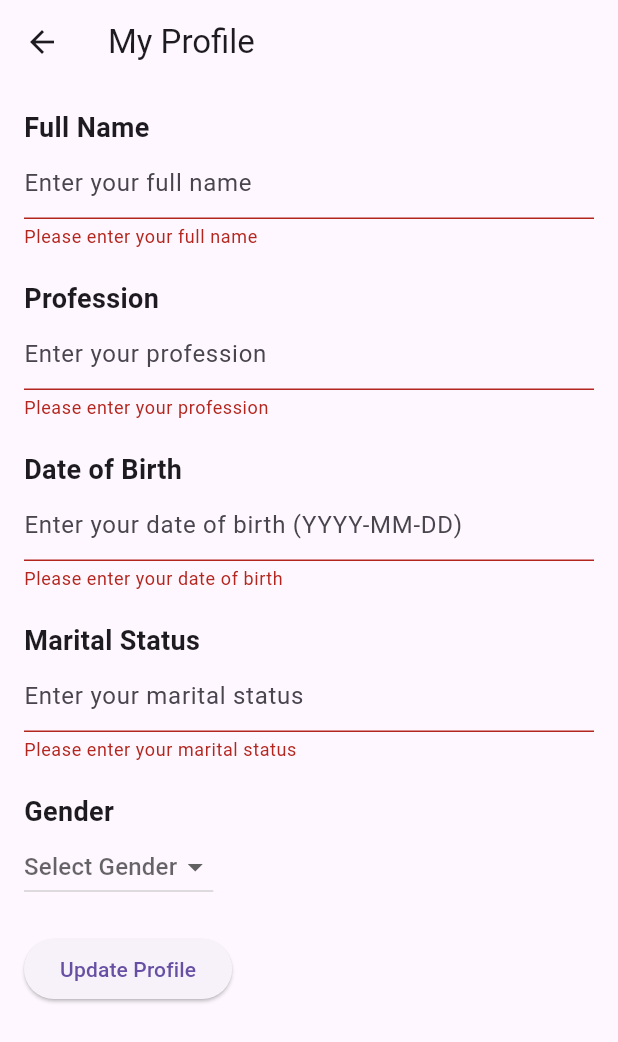
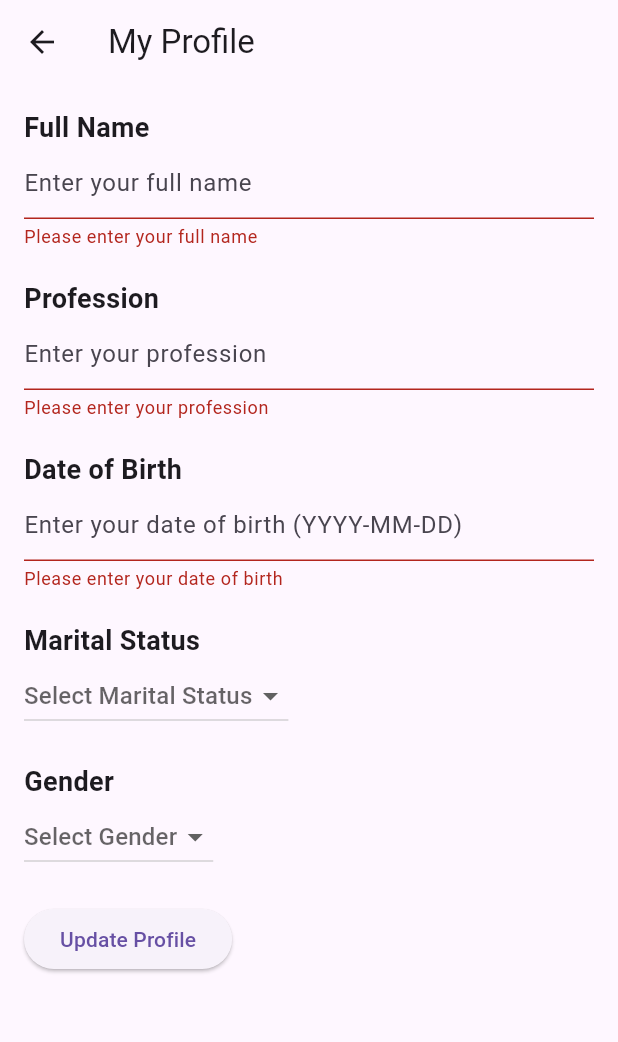
Before and after one commit to SUMAN-K-R/church-app-frontend, a Flutter app: the UserProfilePage screen opened directly with empty values, after a tap on "Update Profile", on a phone screen of 412 x 824 dp. Shown: the top 1042 px of the screen. Run offline on Flutter 3.47's test engine with Material 3 defaults, Android fonts, the phone set to English and light mode, and no system bars; our stand-ins replace another_flushbar, flutter_dotenv, shared_preferences; accounts and stored records are empty; network calls fail.

Commit message:
user profile frontend implemented

```diff
--- a/lib/user_page.dart
+++ b/lib/user_page.dart
@@ -147,8 +147,8 @@ class _UserPageState extends State<UserPage> {
                 _navigateToAddDonation();
               } else if (value == 'My Donations'){
                 _navigateToMyDonations();
-              } else if (value == 'Add News'){
-
+              } else if (value == 'My Profile'){
+                _navigateToMyProfile();
               }
             },
             itemBuilder: (BuildContext context) {
@@ -160,7 +160,7 @@ class _UserPageState extends State<UserPage> {
                   );
                 }).toList();
               } else {
-                return {'About', 'My Donations', 'Log Out'}.map((String choice) {
+                return {'About', 'My Donations','My Profile', 'Log Out'}.map((String choice) {
                   return PopupMenuItem<String>(
                     value: choice,
                     child: Text(choice),
--- a/lib/user_profile_page.dart
+++ b/lib/user_profile_page.dart
@@ -19,10 +19,13 @@ class _UserProfilePageState extends State<UserProfilePage> {
   late TextEditingController _professionController;
   late TextEditingController _dateOfBirthController;
   late TextEditingController _maritalStatusController;
+  late TextEditingController _marriageDateController;
   String? _gender;
 
   bool _isLoading = false;
   bool _isUpdated = false;
+  String? _maritalStatus;
+  bool _isMarried = false;
 
   @override
   void initState() {
@@ -31,6 +34,7 @@ class _UserProfilePageState extends State<UserProfilePage> {
     _professionController = TextEditingController();
     _dateOfBirthController = TextEditingController();
     _maritalStatusController = TextEditingController();
+    _marriageDateController = TextEditingController();
 
     // Fetch the user profile data
     _fetchUserProfile();
@@ -41,23 +45,29 @@ class _UserProfilePageState extends State<UserProfilePage> {
     final prefs = await SharedPreferences.getInstance();
     final token = prefs.getString('userToken') ?? '';
 
-    final url = '${dotenv.env['BACKEND_URL']}/api/user/user-profile/${widget.userId}'; // Adjust endpoint
+    final url = '${dotenv.env['BACKEND_URL']}/api/user/user-profile/${widget.userId}';
     final response = await http.get(
       Uri.parse(url),
       headers: {
         'Content-Type': 'application/json',
-        'Authorization': 'Bearer $token',
+        'Authorization': '$token',
       },
     );
 
     if (response.statusCode == 200) {
-      final data = json.decode(response.body);
+      final jsonData = json.decode(response.body);
+      final data = jsonData['user_profile'];
+
       setState(() {
         _fullNameController.text = data['full_name'];
         _professionController.text = data['profession'];
         _dateOfBirthController.text = data['date_of_birth'];
         _maritalStatusController.text = data['marital_status'];
         _gender = data['gender'];
+        if (data['marital_status'] == 'Married') {
+          _isMarried = true;
+          _marriageDateController.text = data['wedding_anniversary'] ?? '';
+        }
       });
     } else {
       print('Failed to load user profile');
@@ -81,13 +91,14 @@ class _UserProfilePageState extends State<UserProfilePage> {
       'gender': _gender,
       'profession': _professionController.text,
       'marital_status': _maritalStatusController.text,
+      'marriage_date': _isMarried ? _marriageDateController.text : null,
     });
 
     final response = await http.put(
       Uri.parse(url),
       headers: {
         'Content-Type': 'application/json',
-        'Authorization': 'Bearer $token',
+        'Authorization':  '$token',
       },
       body: body,
     );
@@ -111,6 +122,7 @@ class _UserProfilePageState extends State<UserProfilePage> {
     _professionController.dispose();
     _dateOfBirthController.dispose();
     _maritalStatusController.dispose();
+    _marriageDateController.dispose();
     super.dispose();
   }
 
@@ -182,19 +194,44 @@ class _UserProfilePageState extends State<UserProfilePage> {
                 'Marital Status',
                 style: TextStyle(fontSize: 18, fontWeight: FontWeight.bold),
               ),
+              DropdownButton<String>(
+                value: _maritalStatusController.text.isNotEmpty
+                    ? _maritalStatusController.text
+                    : null,
+                hint: Text('Select Marital Status'),
+                items: ['Single', 'Married']
+                    .map((status) => DropdownMenuItem(
+                  value: status,
+                  child: Text(status),
+                ))
+                    .toList(),
+                onChanged: (value) {
+                  setState(() {
+                    _maritalStatusController.text = value ?? '';
+                    _isMarried = value == 'Married';
+                  });
+                },
+              ),
+              SizedBox(height: 20),
+              if (_isMarried) ...[
+                Text(
+                  'Marriage Date',
+                  style: TextStyle(fontSize: 18, fontWeight: FontWeight.bold),
+                ),
                 TextFormField(
-                controller: _maritalStatusController,
+                  controller: _marriageDateController,
                   decoration: InputDecoration(
-                  hintText: 'Enter your marital status',
+                    hintText: 'Enter your marriage date (YYYY-MM-DD)',
                   ),
                   validator: (value) {
-                  if (value == null || value.isEmpty) {
-                    return 'Please enter your marital status';
+                    if (_isMarried && (value == null || value.isEmpty)) {
+                      return 'Please enter your marriage date';
                     }
                     return null;
                   },
                 ),
                 SizedBox(height: 20),
+              ],
               Text(
                 'Gender',
                 style: TextStyle(fontSize: 18, fontWeight: FontWeight.bold),
```
Lines whose indentation alone changed are shown as unchanged.
